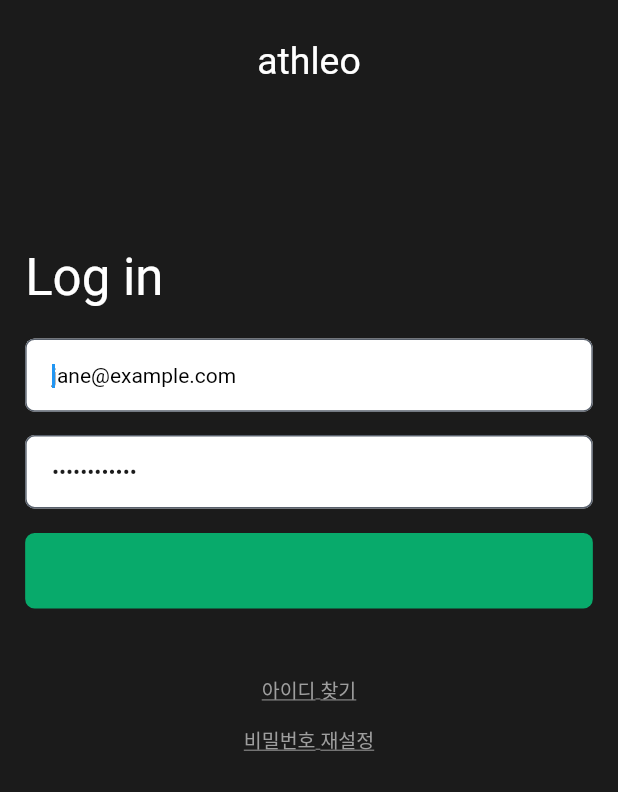
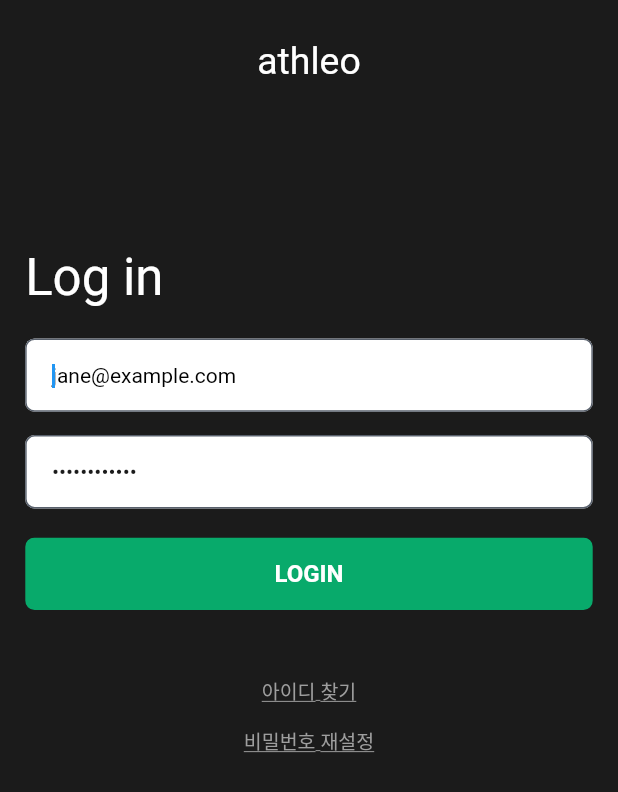
Before and after one commit to judemin/flutlab-gym-bot-test, a Flutter app: the screen it shows after launch, on a phone screen of 412 x 824 dp. Shown: the top 792 px of the screen. Run offline on Flutter 3.47's test engine with Material 2 defaults, Android fonts, the phone set to English and light mode, and no system bars; our stand-ins replace shared_preferences, table_calendar; Roboto replaces fonts that are missing (Actor, Nova Script).

Commit message:
[UPDATE] updated login screen * Login button * Login button animation

```diff
--- a/lib/presentation/screens/figma_login_screen.dart
+++ b/lib/presentation/screens/figma_login_screen.dart
@@ -26,7 +26,8 @@ class LoginScreen extends StatelessWidget {
                 leading: AppbarImage(
                     height: getSize(24),
                     width: getSize(24),
-                    svgPath: ImageConstant.imgArrowleft,
+                    // svgPath: ImageConstant.imgArrowleft,
+                    svgPath: 'assets/images/img_arrowleft.svg',
                     margin: getMargin(left: 18, top: 15, bottom: 16),
                     onTap: () {
                       onTapArrowleft1(context);
@@ -71,17 +72,55 @@ class LoginScreen extends StatelessWidget {
                               hintStyle: TextThemeHelper.bodyMediumOnPrimary,
                               filled: true,
                               fillColor: appTheme.whiteA700),
-                          Container(
-                              height: getVerticalSize(52),
-                              width: getHorizontalSize(361),
-                              margin: getMargin(top: 17),
+                          SizedBox(
+                            height: getVerticalSize(20),
+                          ),
+                          SizedBox(
+                            height: getVerticalSize(
+                                50), // Add appropriate spacing here
+                            child: GestureDetector(
+                              onTap: () {
+                                // Add your onTap event handling logic here
+                                print('Container tapped!');
+                              },
+                              child: Material(
+                                color: Colors.transparent,
+                                child: Ink(
                                   decoration: BoxDecoration(
                                     color: appTheme.teal500,
                                     borderRadius: BorderRadius.circular(
                                         getHorizontalSize(6)),
                                     border: Border.all(
                                         color: appTheme.teal500,
-                                      width: getHorizontalSize(2)))),
+                                        width: getHorizontalSize(2)),
+                                  ),
+                                  child: InkWell(
+                                    onTap: () {
+                                      // Add your onTap event handling logic here if needed
+                                      print('Container tapped with splash!');
+                                    },
+                                    borderRadius: BorderRadius.circular(
+                                        getHorizontalSize(6)),
+                                    child: Container(
+                                      height: getVerticalSize(52),
+                                      width: getHorizontalSize(361),
+                                      child: Center(
+                                        child: Text(
+                                          'LOGIN',
+                                          textAlign: TextAlign.center,
+                                          style: TextStyle(
+                                            fontWeight: FontWeight.bold,
+                                            color: Colors.white,
+                                            fontSize: 16,
+                                          ),
+                                        ),
+                                      ),
+                                    ),
+                                  ),
+                                ),
+                              ),
+                            ),
+                          ),
                           Padding(
                               padding: getPadding(top: 46),
                               child: Text("아이디 찾기",
```
Also changed, not shown: assets/images/img_arrowleft.svg (added), lib/presentation/screens/figma_register_screen.dart (renamed from lib/presentation/screens/figma_register_step_1_screen.dart). Lines whose indentation alone changed are shown as unchanged.
